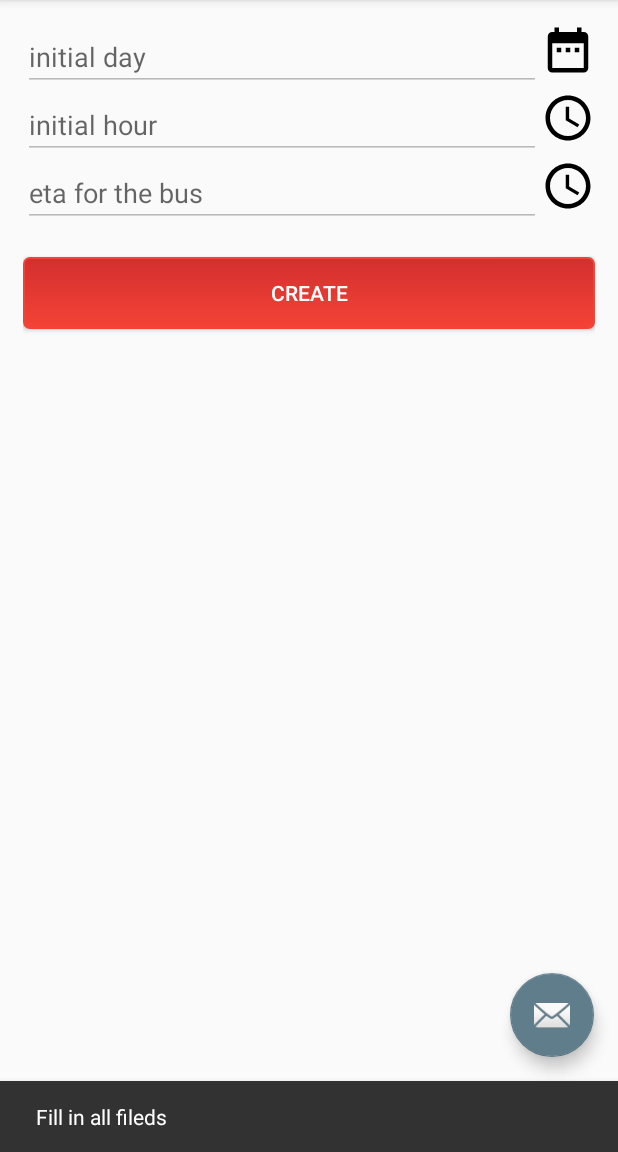
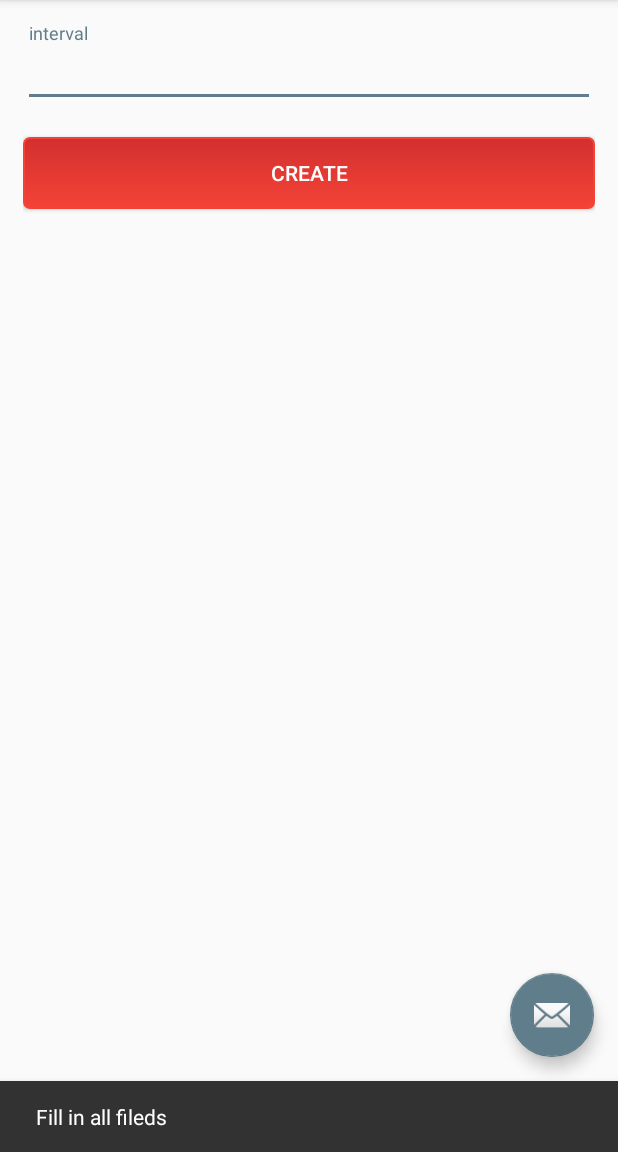
Before and after one commit to patyalves17/NotifyMe, an Android app: the fragment NotificationFragment placed in its activity, after a tap on "CREATE", on a phone screen of 412 x 824 dp, the part 84-1236 px from its top. Run offline under Robolectric (Android 15) with nearby library versions, the phone set to English and light mode, and no system bars; our stand-ins replace ButterKnife.

Commit message:
Added local notification sample.

```diff
--- a/app/src/main/res/layout/notification_fragment.xml
+++ b/app/src/main/res/layout/notification_fragment.xml
@@ -10,72 +10,17 @@
         android:layout_height="match_parent"
         android:orientation="vertical">
 
-        <LinearLayout
+        <android.support.design.widget.TextInputLayout
             android:layout_width="match_parent"
             android:layout_height="wrap_content"
-            android:orientation="horizontal">
+            android:id="@+id/etInterval">
 
             <EditText
-                android:id="@+id/edInitDay"
-                android:layout_width="0dp"
+                android:layout_width="match_parent"
                 android:layout_height="wrap_content"
-                android:hint="@string/initial_day"
-                android:enabled="false"
-                android:layout_weight="1"/>
+                android:hint="@string/interval" />
 
-            <ImageButton
-                android:id="@+id/btnGetDay"
-                android:layout_width="36dp"
-                android:layout_height="36dp"
-                android:padding="@dimen/default_padding"
-                android:background="@drawable/ic_calendar" />
-
-        </LinearLayout>
-
-        <LinearLayout
-            android:layout_width="match_parent"
-            android:layout_height="wrap_content"
-            android:orientation="horizontal">
-
-            <EditText
-                android:id="@+id/edInitTime"
-                android:layout_width="0dp"
-                android:layout_height="wrap_content"
-                android:hint="@string/initial_hour"
-                android:enabled="false"
-                android:layout_weight="1"/>
-
-            <ImageButton
-                android:id="@+id/btnGetTime"
-                android:layout_width="36dp"
-                android:layout_height="36dp"
-                android:padding="@dimen/default_padding"
-                android:background="@drawable/ic_clock" />
-
-        </LinearLayout>
-
-        <LinearLayout
-            android:layout_width="match_parent"
-            android:layout_height="wrap_content"
-            android:orientation="horizontal">
-
-            <EditText
-                android:id="@+id/edRestTime"
-                android:layout_width="0dp"
-                android:layout_height="wrap_content"
-                android:hint="eta for the bus"
-                android:enabled="false"
-                android:layout_weight="1"/>
-
-            <ImageButton
-                android:id="@+id/btnGetETA"
-                android:layout_width="36dp"
-                android:layout_height="36dp"
-                android:padding="@dimen/default_padding"
-                android:background="@drawable/ic_clock" />
-
-        </LinearLayout>
-
+        </android.support.design.widget.TextInputLayout>
 
         <Button
             android:id="@+id/btnGenerate"
--- a/app/src/main/res/values/strings.xml
+++ b/app/src/main/res/values/strings.xml
@@ -12,4 +12,5 @@
     <string name="alarm_msg_one">In</string>
     <string name="alarm_msg_two">seconds...</string>
     <string name="alarm">alarm set</string>
+    <string name="interval">interval</string>
 </resources>
```
Also changed, not shown: app/src/main/java/com/gmail/reebrando/notifyme/fragments/NotificationFragment.java (+29 -84 lines).
